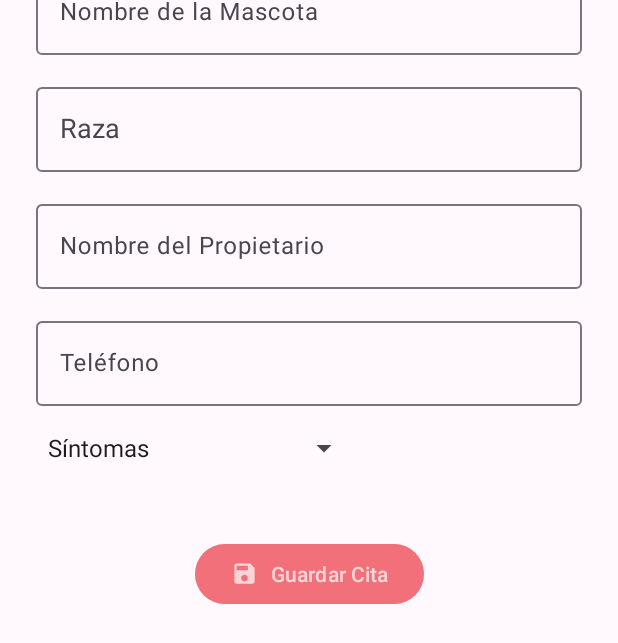
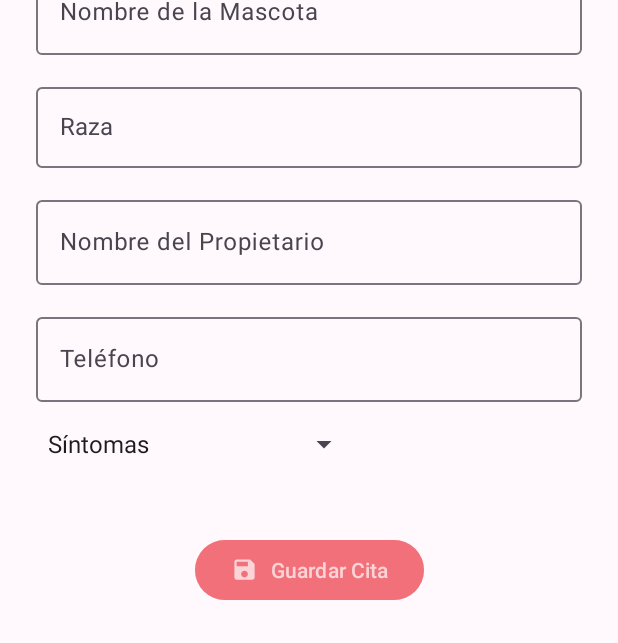
Before and after one commit to santi4914/equipoCuatro, an Android app: the NuevaCitaFragment screen opened through its navigation route, on a phone screen of 412 x 824 dp. Shown: the part 233-876 px from the top of the screen. Run offline under Robolectric (Android 15) with nearby library versions, the phone set to English and light mode, and no system bars; our stand-ins replace Room's generated code, data binding.

Commit message:
fix: match breed field text size with the other fields

```diff
--- a/app/src/main/res/layout/fragment_nueva_cita.xml
+++ b/app/src/main/res/layout/fragment_nueva_cita.xml
@@ -79,7 +79,8 @@
                         android:layout_height="wrap_content"
                         android:completionThreshold="2"
                         android:inputType="text"
-                        android:padding="16dp" />
+                        android:padding="16dp"
+                        android:textSize="16sp" />
                 </com.google.android.material.textfield.TextInputLayout>
 
                 <com.google.android.material.textfield.TextInputLayout
```
